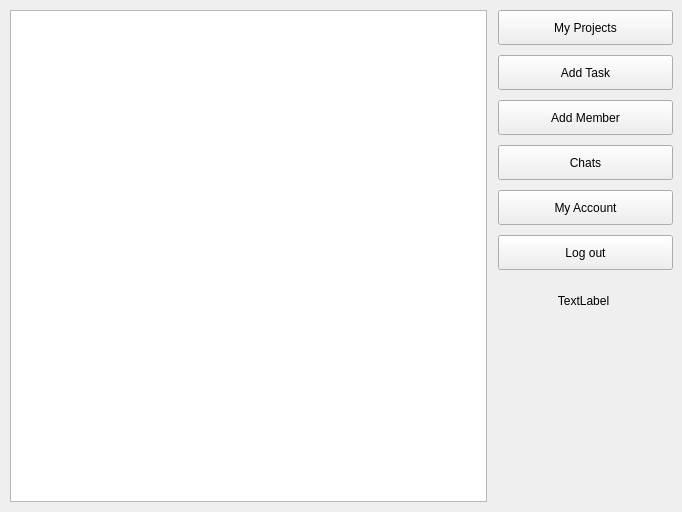
Before: the Qt Designer form mainwindow.ui in AP-projects-4001/-, drawn with Qt 5.
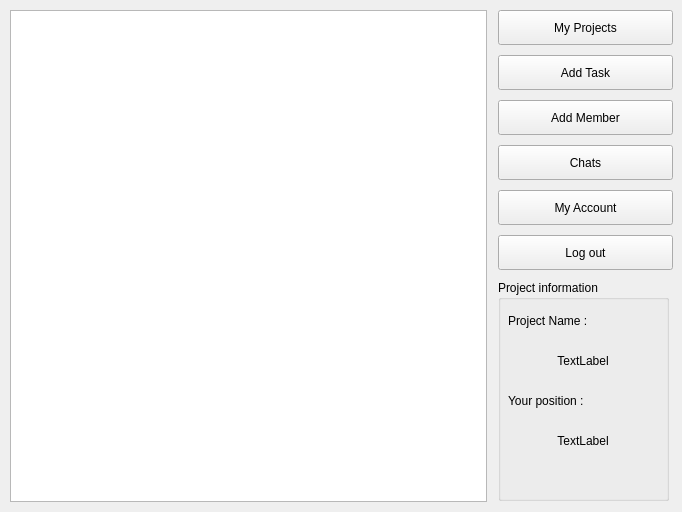
After: the same form once the commit is applied.

Diff of the .ui file:
```diff
--- a/mainwindow.ui
+++ b/mainwindow.ui
@@ -132,21 +132,79 @@
      <string>Log out</string>
     </property>
    </widget>
-   <widget class="QLabel" name="project_name">
+   <widget class="QGroupBox" name="groupBox">
     <property name="geometry">
      <rect>
       <x>498</x>
       <y>280</y>
       <width>171</width>
-      <height>41</height>
+      <height>221</height>
      </rect>
     </property>
-    <property name="text">
-     <string>TextLabel</string>
+    <property name="toolTip">
+     <string>&lt;html&gt;&lt;head/&gt;&lt;body&gt;&lt;p&gt;&lt;span style=&quot; font-weight:600;&quot;&gt;This section shows the information of the project you are in.&lt;/span&gt;&lt;/p&gt;&lt;/body&gt;&lt;/html&gt;</string>
     </property>
-    <property name="alignment">
-     <set>Qt::AlignCenter</set>
+    <property name="title">
+     <string>Project information</string>
     </property>
+    <widget class="QLabel" name="project_name">
+     <property name="geometry">
+      <rect>
+       <x>10</x>
+       <y>60</y>
+       <width>150</width>
+       <height>41</height>
+      </rect>
+     </property>
+     <property name="text">
+      <string>TextLabel</string>
+     </property>
+     <property name="alignment">
+      <set>Qt::AlignCenter</set>
+     </property>
+    </widget>
+    <widget class="QLabel" name="label_3">
+     <property name="geometry">
+      <rect>
+       <x>10</x>
+       <y>20</y>
+       <width>150</width>
+       <height>41</height>
+      </rect>
+     </property>
+     <property name="text">
+      <string>Project Name :</string>
+     </property>
+    </widget>
+    <widget class="QLabel" name="your_position">
+     <property name="geometry">
+      <rect>
+       <x>10</x>
+       <y>140</y>
+       <width>150</width>
+       <height>41</height>
+      </rect>
+     </property>
+     <property name="text">
+      <string>TextLabel</string>
+     </property>
+     <property name="alignment">
+      <set>Qt::AlignCenter</set>
+     </property>
+    </widget>
+    <widget class="QLabel" name="label">
+     <property name="geometry">
+      <rect>
+       <x>10</x>
+       <y>100</y>
+       <width>150</width>
+       <height>41</height>
+      </rect>
+     </property>
+     <property name="text">
+      <string>Your position :</string>
+     </property>
+    </widget>
    </widget>
   </widget>
  </widget>
```
